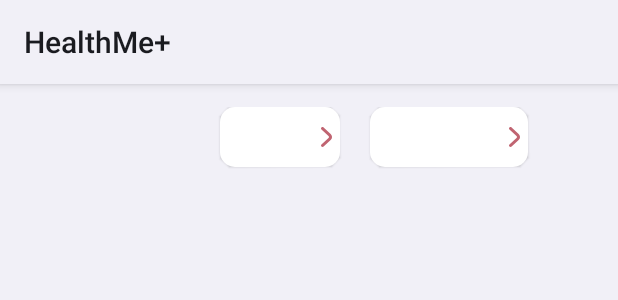
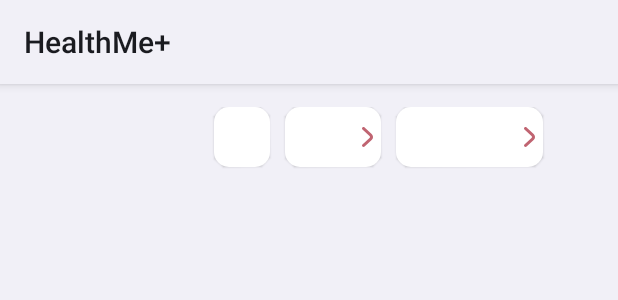
Before and after one commit to HealthMe-app/health_me, an Android app: the layout row_calendar_settings.xml on its own in the app's theme, with its tools: preview values and no code run, on a phone screen of 412 x 824 dp. Shown: the top 300 px of the screen. Run offline under Robolectric (Android 15) with nearby library versions, the phone set to English and light mode, and no system bars.

Commit message:
fix: recommended settings and calendar settings fragments and row calendar settings

```diff
--- a/app/src/main/res/layout/fragment_calendar_settings.xml
+++ b/app/src/main/res/layout/fragment_calendar_settings.xml
@@ -23,7 +23,8 @@
     <androidx.appcompat.widget.AppCompatButton
         android:id="@+id/toRecommendationBtn"
         android:layout_width="wrap_content"
-        android:layout_height="wrap_content"
+        android:layout_height="48dp"
+        android:gravity="center"
         android:layout_marginHorizontal="10dp"
         android:layout_marginTop="20dp"
         android:background="@drawable/bg_dark_pink_10"
@@ -43,7 +44,7 @@
         android:background="@drawable/bg_gray_top25"
         android:gravity="center_horizontal"
         android:orientation="vertical"
-        android:paddingVertical="32dp"
+        android:paddingVertical="10dp"
         app:layout_constraintStart_toStartOf="parent"
         app:layout_constraintTop_toBottomOf="@+id/toRecommendationBtn">
 
--- a/app/src/main/res/layout/fragment_recommended_settings.xml
+++ b/app/src/main/res/layout/fragment_recommended_settings.xml
@@ -141,6 +141,7 @@
     <androidx.appcompat.widget.AppCompatButton
         android:id="@+id/btnSave"
         style="@style/SaveButtonStyle"
+        android:text="@string/apply_all"
         app:layout_constraintEnd_toEndOf="parent"
         app:layout_constraintTop_toBottomOf="@+id/frameVaccination" />
 
--- a/app/src/main/res/layout/row_calendar_settings.xml
+++ b/app/src/main/res/layout/row_calendar_settings.xml
@@ -16,21 +16,38 @@
         android:maxLines="1"
         android:textColor="@color/dark_birch"
         android:textSize="16sp"
-        app:layout_constraintBottom_toBottomOf="@+id/firstDoctorInterval"
+        app:layout_constraintBottom_toBottomOf="@+id/firstDoctorSizeInterval"
         app:layout_constraintStart_toStartOf="parent"
         app:layout_constraintTop_toTopOf="parent" />
-<!--    fix for dropdownmenu-->
+
+    <EditText
+        android:id="@+id/firstDoctorSizeInterval"
+        android:background="@drawable/bg_white_10"
+        android:elevation="1dp"
+        android:padding="5dp"
+        android:textColor="@color/dark_birch"
+        android:textSize="16sp"
+        android:gravity="center"
+        android:layout_height="40dp"
+        android:layout_width="37dp"
+        android:layout_marginEnd="10dp"
+        app:layout_constraintEnd_toStartOf="@+id/firstDoctorInterval"
+        app:layout_constraintTop_toTopOf="parent"/>
+
+    <!--    fix for dropdownmenu-->
     <EditText
         android:id="@+id/firstDoctorInterval"
         style="@style/EdittextCalendarStyle"
-        android:layout_width="80dp"
+        android:layout_width="64dp"
+        android:layout_marginEnd="10dp"
         app:layout_constraintEnd_toStartOf="@+id/firstDoctorDate"
         app:layout_constraintTop_toTopOf="parent" />
     <!--    fix for dropdownmenu-->
     <EditText
         android:id="@+id/firstDoctorDate"
         style="@style/EdittextCalendarStyle"
-        android:layout_width="105dp"
+        android:layout_width="98dp"
+        android:layout_marginEnd="10dp"
         app:layout_constraintEnd_toStartOf="@+id/firstDoctorCross"
         app:layout_constraintTop_toTopOf="parent" />
 
```
